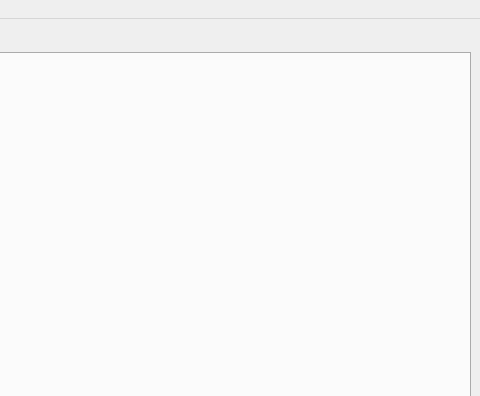
The window that mainwindow.ui (EugenYepes/Central_monitoreo_aire_AppQT) describes before a commit, drawn with Qt 5; both pictures show x 517 to 997 and y 0 to 396 of the 997 by 596 pixel window.
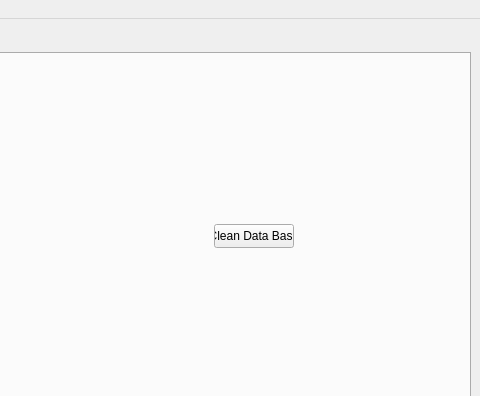
The same window after the commit. The open tabs and pages were chosen to show the change.

Commit message:
delete one timer, global DAO, wrapper for update screen information
- the read data from serial port cont be saved in DB

What changed in the file:
```diff
--- a/mainwindow.ui
+++ b/mainwindow.ui
@@ -222,6 +222,19 @@
          <string>Close</string>
         </property>
        </widget>
+       <widget class="QPushButton" name="pushButto_deleteAllDB">
+        <property name="geometry">
+         <rect>
+          <x>720</x>
+          <y>170</y>
+          <width>80</width>
+          <height>24</height>
+         </rect>
+        </property>
+        <property name="text">
+         <string>Clean Data Base</string>
+        </property>
+       </widget>
       </widget>
      </widget>
     </item>
```
Left out of the diff: 2 changed lines with no effect on the pictures. The commit also changes 8 other files.
